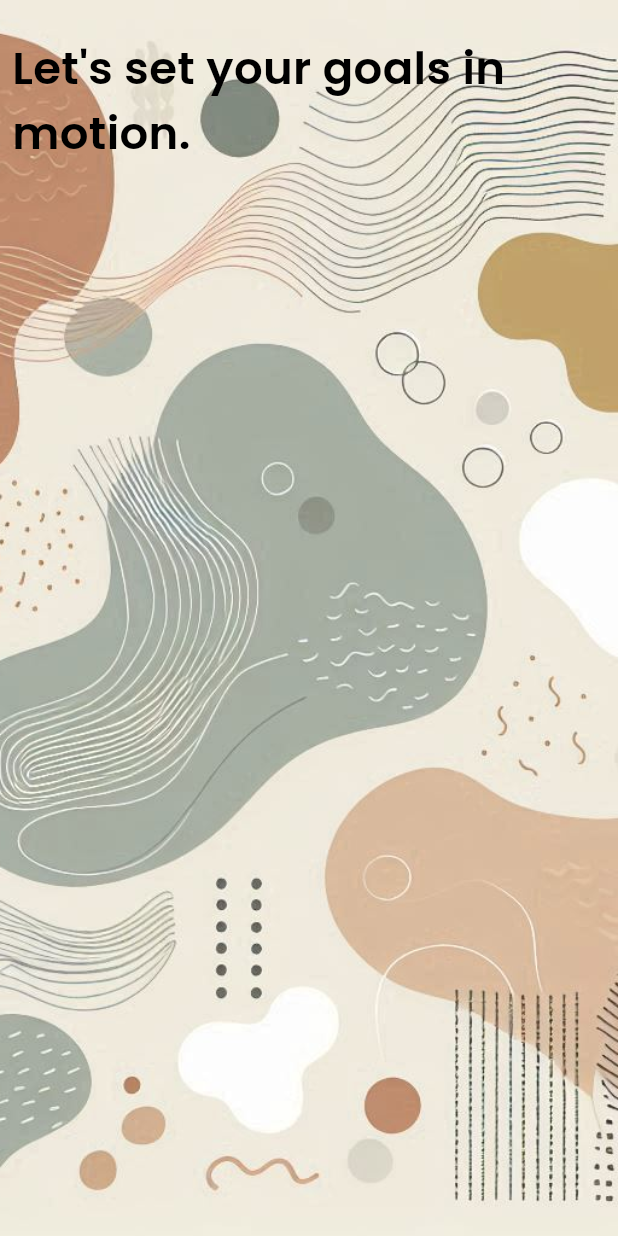
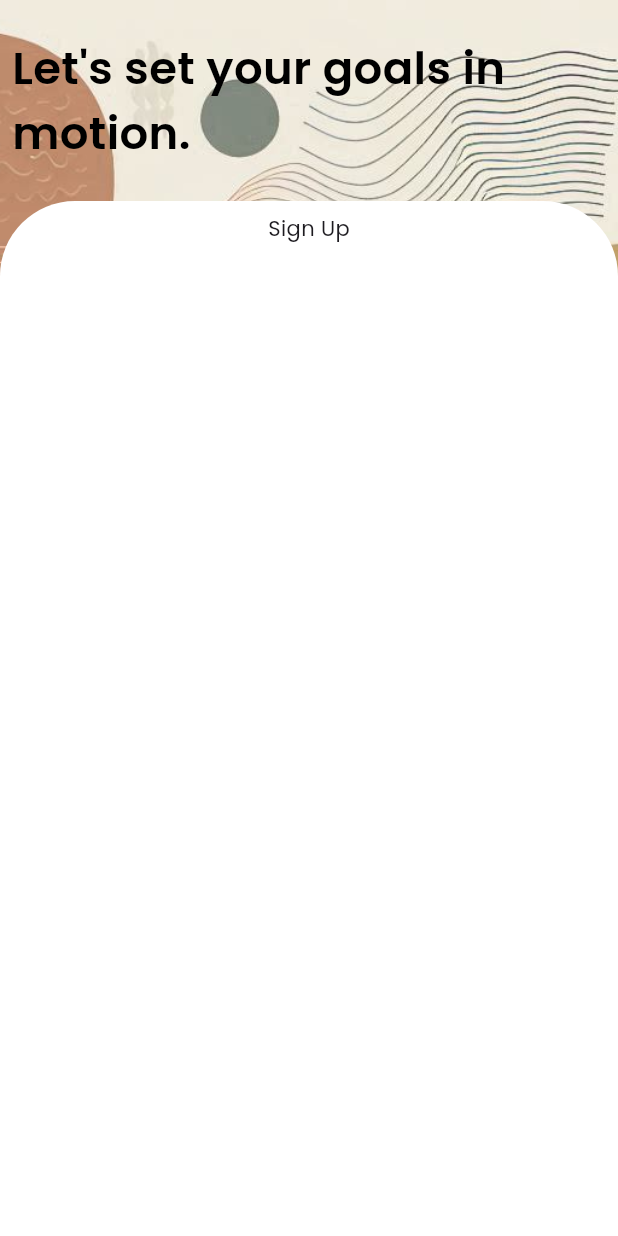
Before and after one commit to dermpton/study_planner, a Flutter app: the screen it shows after launch, on a phone screen of 412 x 824 dp. Run offline on Flutter 3.47's test engine with Material 3 defaults, Android fonts, the phone set to English and light mode, and no system bars; our stand-ins replace fl_chart, google_fonts, shared_preferences, syncfusion_flutter_calendar.

Commit message:
Draft #13(main):More Onboarding4 UI/UX

```diff
--- a/lib/onboarding.dart
+++ b/lib/onboarding.dart
@@ -556,6 +556,24 @@ class _OnboardingPage4State extends State<OnboardingPage4> {
                           ),
                         ),
                       ),
+                      SizedBox(height: 16),
+                      Expanded(
+                        child: Container(
+                          decoration: BoxDecoration(
+                            borderRadius: BorderRadius.only(
+                              topLeft: Radius.circular(50),
+                              topRight: Radius.circular(50),
+                            ),
+                            color: Colors.white,
+                          ),
+                          width: double.infinity,
+                          height: double.infinity,
+                          child: Column(
+                            mainAxisAlignment: MainAxisAlignment.start,
+                            children: [SizedBox(height: 8), Text('Sign Up')],
+                          ),
+                        ),
+                      ),
                     ],
                   ),
                 ],
```
